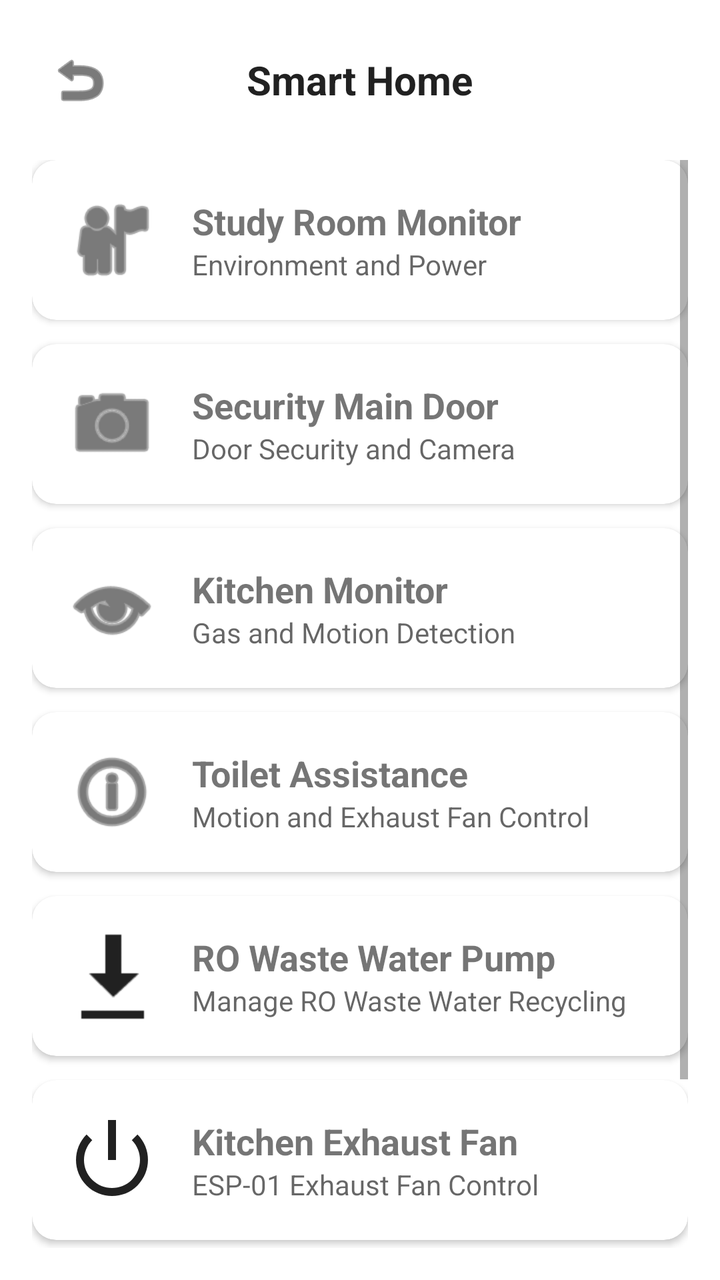
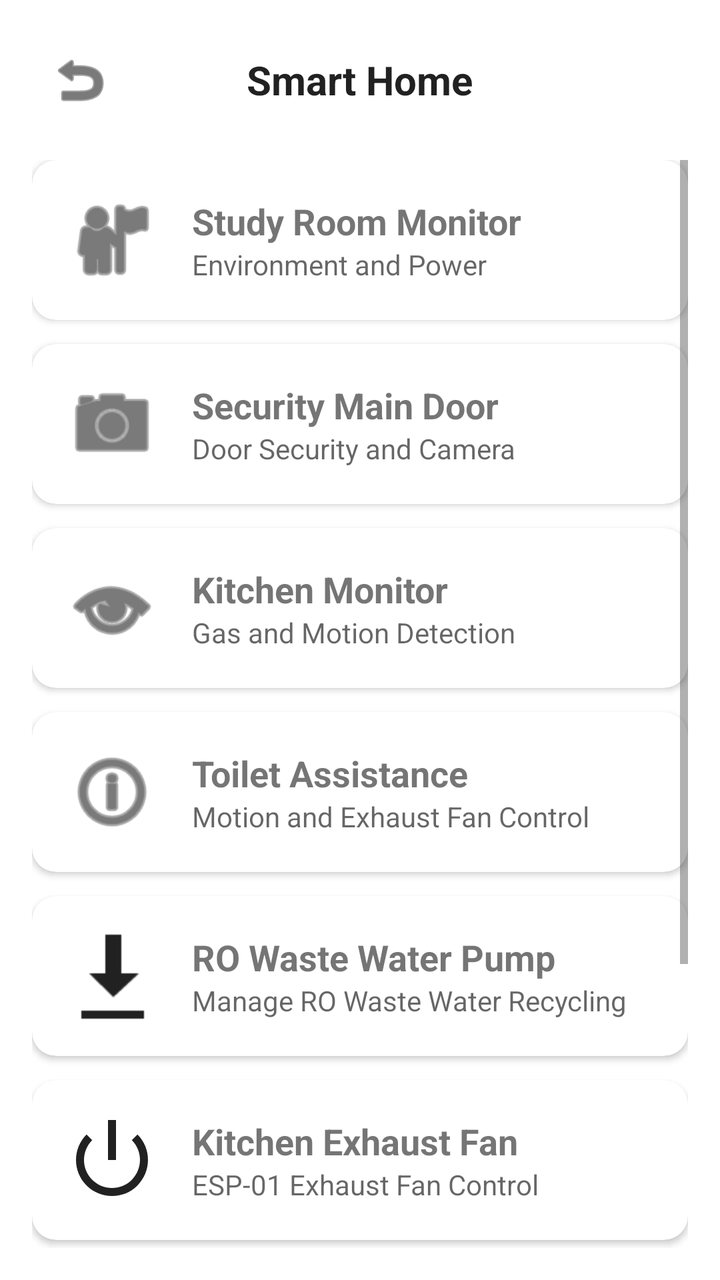

Two renders of the same Android screen: before a commit and after it. Below are the layout's source before the change and the commit's diff.
<!-- AndroidManifest.xml: application theme Theme.Sample -->
<!-- res/layout/activity_smart_home.xml -->
<?xml version="1.0" encoding="utf-8"?>
<LinearLayout xmlns:android="http://schemas.android.com/apk/res/android"
    xmlns:app="http://schemas.android.com/apk/res-auto"
    android:layout_width="match_parent"
    android:layout_height="match_parent"
    android:orientation="vertical"
    android:padding="16dp"
    android:background="?android:attr/colorBackground">

    <RelativeLayout
        android:layout_width="match_parent"
        android:layout_height="wrap_content"
        android:layout_marginBottom="16dp">

        <ImageButton
            android:id="@+id/btn_back"
            android:layout_width="48dp"
            android:layout_height="48dp"
            android:background="?attr/selectableItemBackgroundBorderless"
            android:src="@android:drawable/ic_menu_revert"
            android:contentDescription="@string/content_desc_back"
            app:tint="?android:attr/textColorPrimary" />

        <TextView
            android:layout_width="wrap_content"
            android:layout_height="wrap_content"
            android:layout_centerInParent="true"
            android:text="@string/title_smart_home"
            android:textColor="?android:attr/textColorPrimary"
            android:textSize="20sp"
            android:textStyle="bold" />
    </RelativeLayout>

    <ScrollView
        android:layout_width="match_parent"
        android:layout_height="0dp"
        android:layout_weight="1">

        <LinearLayout
            android:layout_width="match_parent"
            android:layout_height="wrap_content"
            android:orientation="vertical">

            
            <com.google.android.material.card.MaterialCardView
                android:id="@+id/card_study_room"
                android:layout_width="match_parent"
                android:layout_height="wrap_content"
                android:layout_marginBottom="12dp"
                android:clickable="true"
                android:focusable="true"
                app:cardCornerRadius="12dp"
                app:cardElevation="2dp">

                <LinearLayout
                    android:layout_width="match_parent"
                    android:layout_height="wrap_content"
                    android:orientation="horizontal"
                    android:padding="16dp"
                    android:gravity="center_vertical">

                    <ImageView
                        android:layout_width="48dp"
                        android:layout_height="48dp"
                        android:src="@android:drawable/ic_menu_myplaces"
                        app:tint="?android:attr/textColorPrimary" />

                    <LinearLayout
                        android:layout_width="0dp"
                        android:layout_height="wrap_content"
                        android:layout_weight="1"
                        android:orientation="vertical"
                        android:layout_marginStart="16dp">

                        <TextView
                            android:layout_width="wrap_content"
                            android:layout_height="wrap_content"
                            android:text="@string/title_study_room"
                            android:textSize="18sp"
                            android:textStyle="bold" />

                        <TextView
                            android:layout_width="wrap_content"
                            android:layout_height="wrap_content"
                            android:text="@string/desc_study_room"
                            android:textSize="14sp"
                            android:textColor="?android:attr/textColorSecondary" />
                    </LinearLayout>
                </LinearLayout>
            </com.google.android.material.card.MaterialCardView>

            
            <com.google.android.material.card.MaterialCardView
                android:id="@+id/card_main_door"
                android:layout_width="match_parent"
                android:layout_height="wrap_content"
                android:layout_marginBottom="12dp"
                android:clickable="true"
                android:focusable="true"
                app:cardCornerRadius="12dp"
                app:cardElevation="2dp">

                <LinearLayout
                    android:layout_width="match_parent"
                    android:layout_height="wrap_content"
                    android:orientation="horizontal"
                    android:padding="16dp"
                    android:gravity="center_vertical">

                    <ImageView
                        android:layout_width="48dp"
                        android:layout_height="48dp"
                        android:src="@android:drawable/ic_menu_camera"
                        app:tint="?android:attr/textColorPrimary" />

                    <LinearLayout
                        android:layout_width="0dp"
                        android:layout_height="wrap_content"
                        android:layout_weight="1"
                        android:orientation="vertical"
                        android:layout_marginStart="16dp">

                        <TextView
                            android:layout_width="wrap_content"
                            android:layout_height="wrap_content"
                            android:text="@string/title_main_door"
                            android:textSize="18sp"
                            android:textStyle="bold" />

                        <TextView
                            android:layout_width="wrap_content"
                            android:layout_height="wrap_content"
                            android:text="@string/desc_main_door"
                            android:textSize="14sp"
                            android:textColor="?android:attr/textColorSecondary" />
                    </LinearLayout>
                </LinearLayout>
            </com.google.android.material.card.MaterialCardView>

            
            <com.google.android.material.card.MaterialCardView
                android:id="@+id/card_kitchen"
                android:layout_width="match_parent"
                android:layout_height="wrap_content"
                android:layout_marginBottom="12dp"
                android:clickable="true"
                android:focusable="true"
                app:cardCornerRadius="12dp"
                app:cardElevation="2dp">

                <LinearLayout
                    android:layout_width="match_parent"
                    android:layout_height="wrap_content"
                    android:orientation="horizontal"
                    android:padding="16dp"
                    android:gravity="center_vertical">

                    <ImageView
                        android:layout_width="48dp"
                        android:layout_height="48dp"
                        android:src="@android:drawable/ic_menu_view"
                        app:tint="?android:attr/textColorPrimary" />

                    <LinearLayout
                        android:layout_width="0dp"
                        android:layout_height="wrap_content"
                        android:layout_weight="1"
                        android:orientation="vertical"
                        android:layout_marginStart="16dp">

                        <TextView
                            android:layout_width="wrap_content"
                            android:layout_height="wrap_content"
                            android:text="@string/title_kitchen"
                            android:textSize="18sp"
                            android:textStyle="bold" />

                        <TextView
                            android:layout_width="wrap_content"
                            android:layout_height="wrap_content"
                            android:text="@string/desc_kitchen"
                            android:textSize="14sp"
                            android:textColor="?android:attr/textColorSecondary" />
                    </LinearLayout>
                </LinearLayout>
            </com.google.android.material.card.MaterialCardView>

            
            <com.google.android.material.card.MaterialCardView
                android:id="@+id/card_toilet"
                android:layout_width="match_parent"
                android:layout_height="wrap_content"
                android:layout_marginBottom="12dp"
                android:clickable="true"
                android:focusable="true"
                app:cardCornerRadius="12dp"
                app:cardElevation="2dp">

                <LinearLayout
                    android:layout_width="match_parent"
                    android:layout_height="wrap_content"
                    android:orientation="horizontal"
                    android:padding="16dp"
                    android:gravity="center_vertical">

                    <ImageView
                        android:layout_width="48dp"
                        android:layout_height="48dp"
                        android:src="@android:drawable/ic_menu_info_details"
                        app:tint="?android:attr/textColorPrimary" />

                    <LinearLayout
                        android:layout_width="0dp"
                        android:layout_height="wrap_content"
                        android:layout_weight="1"
                        android:orientation="vertical"
                        android:layout_marginStart="16dp">

                        <TextView
                            android:layout_width="wrap_content"
                            android:layout_height="wrap_content"
                            android:text="@string/title_toilet"
                            android:textSize="18sp"
                            android:textStyle="bold" />

                        <TextView
                            android:layout_width="wrap_content"
                            android:layout_height="wrap_content"
                            android:text="@string/desc_toilet"
                            android:textSize="14sp"
                            android:textColor="?android:attr/textColorSecondary" />
                    </LinearLayout>
                </LinearLayout>
            </com.google.android.material.card.MaterialCardView>

            
            <com.google.android.material.card.MaterialCardView
                android:id="@+id/card_ro_pump"
                android:layout_width="match_parent"
                android:layout_height="wrap_content"
                android:layout_marginBottom="12dp"
                android:clickable="true"
                android:focusable="true"
                app:cardCornerRadius="12dp"
                app:cardElevation="2dp">

                <LinearLayout
                    android:layout_width="match_parent"
                    android:layout_height="wrap_content"
                    android:orientation="horizontal"
                    android:padding="16dp"
                    android:gravity="center_vertical">

                    <ImageView
                        android:layout_width="48dp"
                        android:layout_height="48dp"
                        android:src="@android:drawable/stat_sys_download"
                        app:tint="?android:attr/textColorPrimary" />

                    <LinearLayout
                        android:layout_width="0dp"
                        android:layout_height="wrap_content"
                        android:layout_weight="1"
                        android:orientation="vertical"
                        android:layout_marginStart="16dp">

                        <TextView
                            android:layout_width="wrap_content"
                            android:layout_height="wrap_content"
                            android:text="@string/title_ro_pump"
                            android:textSize="18sp"
                            android:textStyle="bold" />

                        <TextView
                            android:layout_width="wrap_content"
                            android:layout_height="wrap_content"
                            android:text="@string/desc_ro_pump"
                            android:textSize="14sp"
                            android:textColor="?android:attr/textColorSecondary" />
                    </LinearLayout>
                </LinearLayout>
            </com.google.android.material.card.MaterialCardView>

            
            <com.google.android.material.card.MaterialCardView
                android:id="@+id/card_kitchen_exhaust"
                android:layout_width="match_parent"
                android:layout_height="wrap_content"
                android:layout_marginBottom="12dp"
                android:clickable="true"
                android:focusable="true"
                app:cardCornerRadius="12dp"
                app:cardElevation="2dp">

                <LinearLayout
                    android:layout_width="match_parent"
                    android:layout_height="wrap_content"
                    android:orientation="horizontal"
                    android:padding="16dp"
                    android:gravity="center_vertical">

                    <ImageView
                        android:layout_width="48dp"
                        android:layout_height="48dp"
                        android:src="@android:drawable/ic_lock_power_off"
                        app:tint="?android:attr/textColorPrimary" />

                    <LinearLayout
                        android:layout_width="0dp"
                        android:layout_height="wrap_content"
                        android:layout_weight="1"
                        android:orientation="vertical"
                        android:layout_marginStart="16dp">

                        <TextView
                            android:layout_width="wrap_content"
                            android:layout_height="wrap_content"
                            android:text="@string/title_kitchen_exhaust"
                            android:textSize="18sp"
                            android:textStyle="bold" />

                        <TextView
                            android:layout_width="wrap_content"
                            android:layout_height="wrap_content"
                            android:text="@string/desc_kitchen_exhaust"
                            android:textSize="14sp"
                            android:textColor="?android:attr/textColorSecondary" />
                    </LinearLayout>
                </LinearLayout>
            </com.google.android.material.card.MaterialCardView>

            
            <com.google.android.material.card.MaterialCardView
                android:id="@+id/card_pi_kitchen"
                android:layout_width="match_parent"
                android:layout_height="wrap_content"
                android:layout_marginBottom="12dp"
                android:clickable="true"
                android:focusable="true"
                app:cardCornerRadius="12dp"
                app:cardElevation="2dp">

                <LinearLayout
                    android:layout_width="match_parent"
                    android:layout_height="wrap_content"
                    android:orientation="horizontal"
                    android:padding="16dp"
                    android:gravity="center_vertical">

                    <ImageView
                        android:layout_width="48dp"
                        android:layout_height="48dp"
                        android:src="@android:drawable/ic_menu_camera"
                        app:tint="?android:attr/textColorPrimary" />

                    <LinearLayout
                        android:layout_width="0dp"
                        android:layout_height="wrap_content"
                        android:layout_weight="1"
                        android:orientation="vertical"
                        android:layout_marginStart="16dp">

                        <TextView
                            android:layout_width="wrap_content"
                            android:layout_height="wrap_content"
                            android:text="Pi Kitchen Monitor"
                            android:textSize="18sp"
                            android:textStyle="bold" />

                        <TextView
                            android:layout_width="wrap_content"
                            android:layout_height="wrap_content"
                            android:text="Advanced Pi-based monitoring"
                            android:textSize="14sp"
                            android:textColor="?android:attr/textColorSecondary" />
                    </LinearLayout>
                </LinearLayout>
            </com.google.android.material.card.MaterialCardView>

        </LinearLayout>
    </ScrollView>

</LinearLayout>
<!-- resources referenced by this layout -->
<resources>
  <string name="content_desc_back">Back to Menu</string>
  <string name="desc_kitchen">Gas and Motion Detection</string>
  <string name="desc_kitchen_exhaust">ESP-01 Exhaust Fan Control</string>
  <string name="desc_main_door">Door Security and Camera</string>
  <string name="desc_ro_pump">Manage RO Waste Water Recycling</string>
  <string name="desc_study_room">Environment and Power</string>
  <string name="desc_toilet">Motion and Exhaust Fan Control</string>
  <string name="title_kitchen">Kitchen Monitor</string>
  <string name="title_kitchen_exhaust">Kitchen Exhaust Fan</string>
  <string name="title_main_door">Security Main Door</string>
  <string name="title_ro_pump">RO Waste Water Pump</string>
  <string name="title_smart_home">Smart Home</string>
  <string name="title_study_room">Study Room Monitor</string>
  <string name="title_toilet">Toilet Assistance</string>
  <style name="Theme.Sample" parent="Theme.MaterialComponents.DayNight.NoActionBar">
          
          <item name="colorPrimary">@color/purple_500</item>
          <item name="colorPrimaryVariant">@color/purple_700</item>
          <item name="colorOnPrimary">@color/white</item>
          
          <item name="colorSecondary">@color/teal_200</item>
          <item name="colorSecondaryVariant">@color/teal_700</item>
          <item name="colorOnSecondary">@color/black</item>
          
          <item name="android:statusBarColor">?attr/colorPrimaryVariant</item>
          
      </style>
  <color name="purple_500">#FF6200EE</color>
  <color name="purple_700">#FF3700B3</color>
  <color name="white">#FFFFFFFF</color>
  <color name="teal_200">#FF03DAC5</color>
  <color name="teal_700">#FF018786</color>
  <color name="black">#FF000000</color>
</resources>

<!-- the commit's change to res/layout/activity_smart_home.xml (unified diff, before → after) -->
@@ -377,6 +377,54 @@
                 </LinearLayout>
             </com.google.android.material.card.MaterialCardView>
 
+            
+            <com.google.android.material.card.MaterialCardView
+                android:id="@+id/card_bed_room"
+                android:layout_width="match_parent"
+                android:layout_height="wrap_content"
+                android:layout_marginBottom="12dp"
+                android:clickable="true"
+                android:focusable="true"
+                app:cardCornerRadius="12dp"
+                app:cardElevation="2dp">
+
+                <LinearLayout
+                    android:layout_width="match_parent"
+                    android:layout_height="wrap_content"
+                    android:orientation="horizontal"
+                    android:padding="16dp"
+                    android:gravity="center_vertical">
+
+                    <ImageView
+                        android:layout_width="48dp"
+                        android:layout_height="48dp"
+                        android:src="@android:drawable/ic_lock_idle_alarm"
+                        app:tint="?android:attr/textColorPrimary" />
+
+                    <LinearLayout
+                        android:layout_width="0dp"
+                        android:layout_height="wrap_content"
+                        android:layout_weight="1"
+                        android:orientation="vertical"
+                        android:layout_marginStart="16dp">
+
+                        <TextView
+                            android:layout_width="wrap_content"
+                            android:layout_height="wrap_content"
+                            android:text="@string/title_bed_room"
+                            android:textSize="18sp"
+                            android:textStyle="bold" />
+
+                        <TextView
+                            android:layout_width="wrap_content"
+                            android:layout_height="wrap_content"
+                            android:text="@string/desc_bed_room"
+                            android:textSize="14sp"
+                            android:textColor="?android:attr/textColorSecondary" />
+                    </LinearLayout>
+                </LinearLayout>
+            </com.google.android.material.card.MaterialCardView>
+
         </LinearLayout>
     </ScrollView>
 
<!-- resource entries referenced after the edit -->
@@ -1,12 +1,14 @@
 <!-- resources referenced by this layout -->
 <resources>
   <string name="content_desc_back">Back to Menu</string>
+  <string name="desc_bed_room">Multi-Sensor &amp; LCD Display</string>
   <string name="desc_kitchen">Gas and Motion Detection</string>
   <string name="desc_kitchen_exhaust">ESP-01 Exhaust Fan Control</string>
   <string name="desc_main_door">Door Security and Camera</string>
   <string name="desc_ro_pump">Manage RO Waste Water Recycling</string>
   <string name="desc_study_room">Environment and Power</string>
   <string name="desc_toilet">Motion and Exhaust Fan Control</string>
+  <string name="title_bed_room">Bed Room Monitor</string>
   <string name="title_kitchen">Kitchen Monitor</string>
   <string name="title_kitchen_exhaust">Kitchen Exhaust Fan</string>
   <string name="title_main_door">Security Main Door</string>
